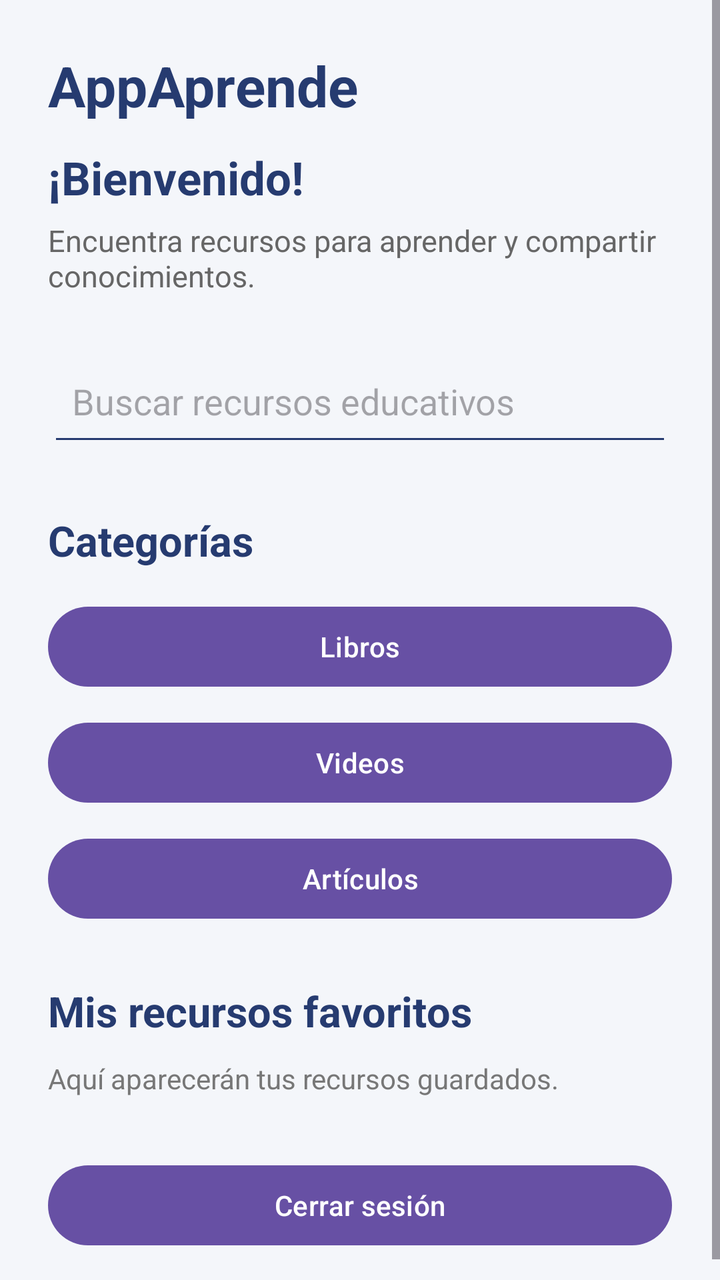
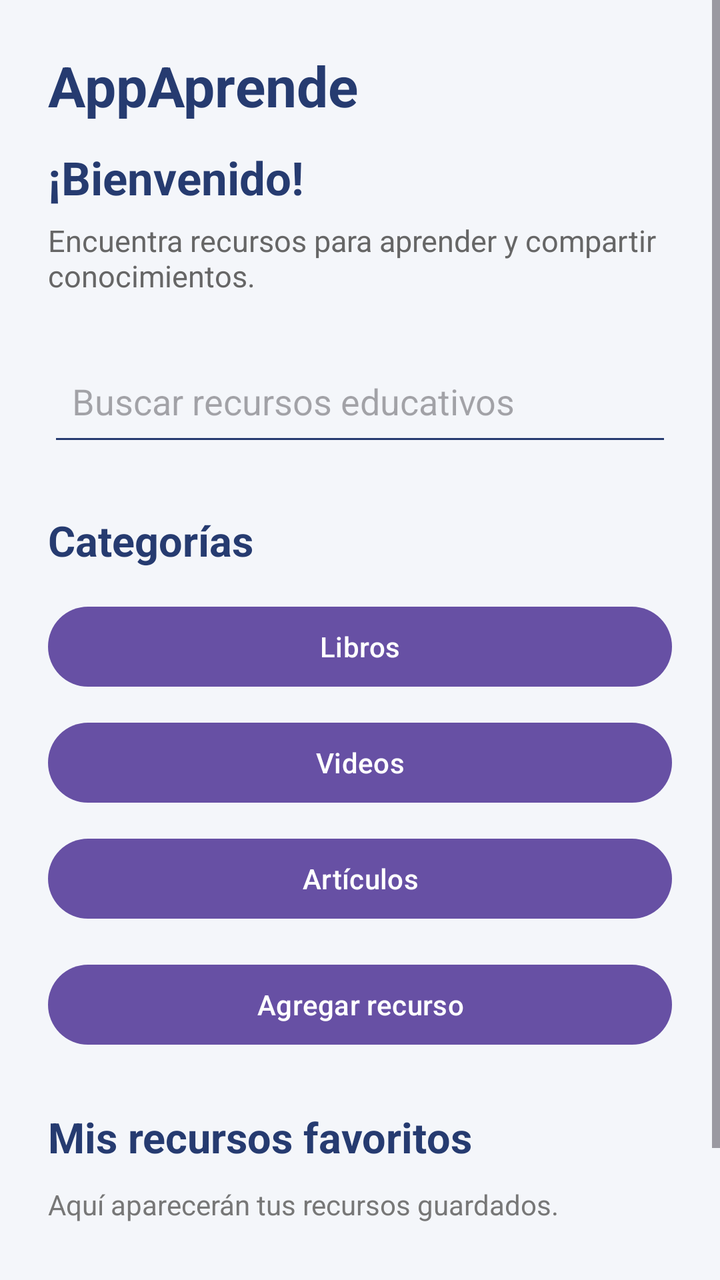

An Android layout rendered at two revisions. The XML below is the earlier revision; the diff shows what the commit changed to produce the second picture.
<!-- AndroidManifest.xml: application theme Theme.AppAprende -->
<!-- res/layout/activity_home.xml -->
<?xml version="1.0" encoding="utf-8"?>
<ScrollView xmlns:android="http://schemas.android.com/apk/res/android"
    android:layout_width="match_parent"
    android:layout_height="match_parent"
    android:background="#F4F6FA"
    android:fillViewport="true">

    <LinearLayout
        android:layout_width="match_parent"
        android:layout_height="wrap_content"
        android:orientation="vertical"
        android:padding="24dp">

        <TextView
            android:layout_width="wrap_content"
            android:layout_height="wrap_content"
            android:text="AppAprende"
            android:textColor="#263B70"
            android:textSize="28sp"
            android:textStyle="bold" />

        <TextView
            android:id="@+id/txtBienvenida"
            android:layout_width="match_parent"
            android:layout_height="wrap_content"
            android:layout_marginTop="12dp"
            android:text="¡Bienvenido!"
            android:textColor="#263B70"
            android:textSize="23sp"
            android:textStyle="bold" />

        <TextView
            android:layout_width="match_parent"
            android:layout_height="wrap_content"
            android:layout_marginTop="6dp"
            android:text="Encuentra recursos para aprender y compartir conocimientos."
            android:textColor="#666666"
            android:textSize="15sp" />

        <EditText
            android:id="@+id/edtBuscar"
            android:layout_width="match_parent"
            android:layout_height="55dp"
            android:layout_marginTop="25dp"
            android:backgroundTint="#263B70"
            android:hint="Buscar recursos educativos"
            android:padding="12dp"
            android:singleLine="true" />

        <TextView
            android:layout_width="match_parent"
            android:layout_height="wrap_content"
            android:layout_marginTop="28dp"
            android:text="Categorías"
            android:textColor="#263B70"
            android:textSize="21sp"
            android:textStyle="bold" />

        <Button
            android:id="@+id/btnLibros"
            android:layout_width="match_parent"
            android:layout_height="wrap_content"
            android:layout_marginTop="15dp"
            android:text="Libros" />

        <Button
            android:id="@+id/btnVideos"
            android:layout_width="match_parent"
            android:layout_height="wrap_content"
            android:layout_marginTop="10dp"
            android:text="Videos" />

        <Button
            android:id="@+id/btnArticulos"
            android:layout_width="match_parent"
            android:layout_height="wrap_content"
            android:layout_marginTop="10dp"
            android:text="Artículos" />

        <TextView
            android:layout_width="match_parent"
            android:layout_height="wrap_content"
            android:layout_marginTop="28dp"
            android:text="Mis recursos favoritos"
            android:textColor="#263B70"
            android:textSize="21sp"
            android:textStyle="bold" />

        <TextView
            android:layout_width="match_parent"
            android:layout_height="wrap_content"
            android:layout_marginTop="10dp"
            android:text="Aquí aparecerán tus recursos guardados."
            android:textColor="#777777"
            android:textSize="14sp" />

        <Button
            android:id="@+id/btnCerrarSesion"
            android:layout_width="match_parent"
            android:layout_height="wrap_content"
            android:layout_marginTop="30dp"
            android:text="Cerrar sesión" />

    </LinearLayout>

</ScrollView>
<!-- resources referenced by this layout -->
<resources>
  <style name="Theme.AppAprende" parent="Base.Theme.AppAprende" />
  <style name="Base.Theme.AppAprende" parent="Theme.Material3.DayNight.NoActionBar">
          
          
      </style>
</resources>

<!-- the commit's change to res/layout/activity_home.xml (unified diff, before → after) -->
@@ -77,6 +77,13 @@
             android:layout_marginTop="10dp"
             android:text="Artículos" />
 
+        <Button
+            android:id="@+id/btnAgregarRecurso"
+            android:layout_width="match_parent"
+            android:layout_height="wrap_content"
+            android:layout_marginTop="15dp"
+            android:text="Agregar recurso" />
+
         <TextView
             android:layout_width="match_parent"
             android:layout_height="wrap_content"
